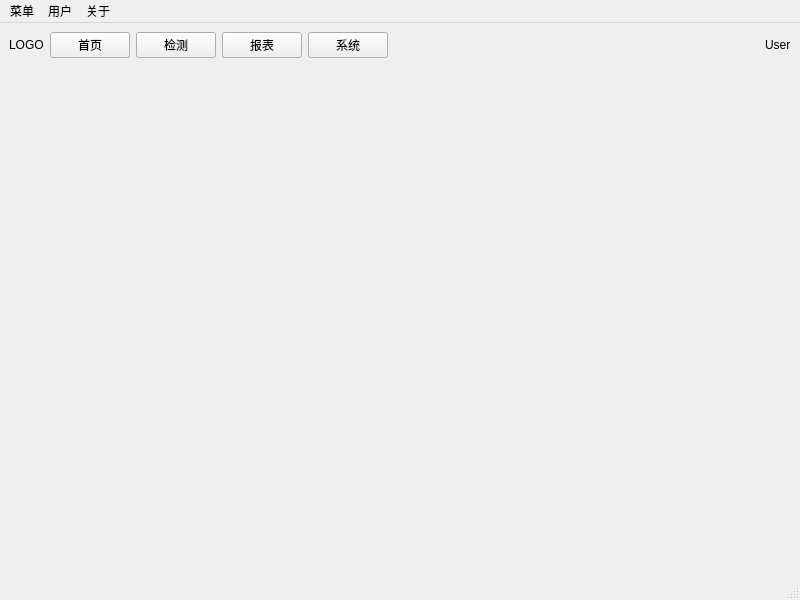
First picture: the form in ui/mainwindow.ui, repository AMSSN/jiaoguan, before the edit.
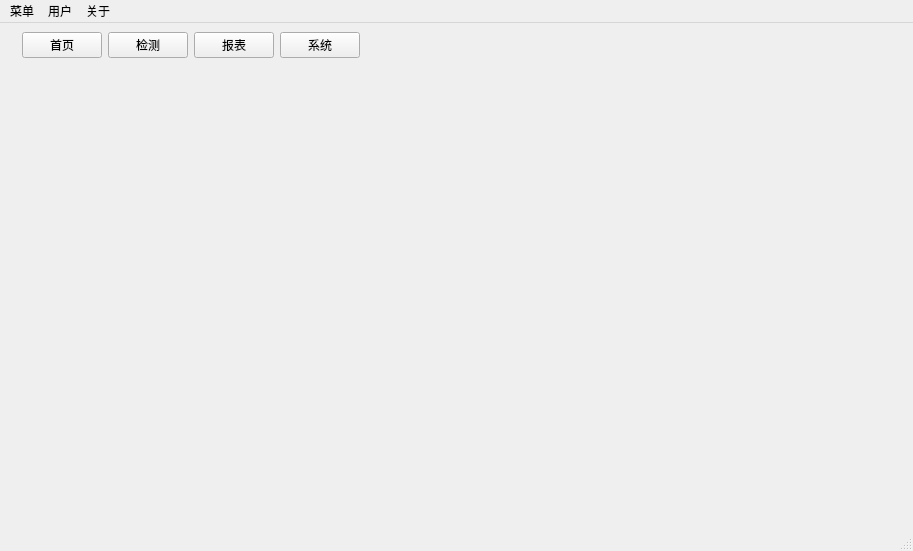
Second picture: the form after the edit. Icons and pictures are not drawn.

The edit to the form file:
```diff
--- a/ui/mainwindow.ui
+++ b/ui/mainwindow.ui
@@ -6,50 +6,135 @@
    <rect>
     <x>0</x>
     <y>0</y>
-    <width>800</width>
-    <height>600</height>
+    <width>913</width>
+    <height>551</height>
    </rect>
   </property>
   <property name="windowTitle">
    <string>检测系统</string>
   </property>
   <widget class="QWidget" name="centralwidget">
+   <property name="maximumSize">
+    <size>
+     <width>16777215</width>
+     <height>16777215</height>
+    </size>
+   </property>
    <layout class="QVBoxLayout" name="verticalLayout">
     <item>
      <layout class="QHBoxLayout" name="horizontalLayout">
       <item>
        <widget class="QLabel" name="label_logo">
+        <property name="maximumSize">
+         <size>
+          <width>32</width>
+          <height>32</height>
+         </size>
+        </property>
         <property name="text">
-         <string>LOGO</string>
+         <string/>
+        </property>
+        <property name="pixmap">
+         <pixmap resource="../resource/res.qrc">:/png/logo.png</pixmap>
+        </property>
+        <property name="scaledContents">
+         <bool>true</bool>
+        </property>
+        <property name="wordWrap">
+         <bool>false</bool>
         </property>
        </widget>
       </item>
       <item>
        <widget class="QPushButton" name="pushButton_info">
+        <property name="maximumSize">
+         <size>
+          <width>16777215</width>
+          <height>34</height>
+         </size>
+        </property>
         <property name="text">
          <string>首页</string>
         </property>
+        <property name="icon">
+         <iconset resource="../resource/res.qrc">
+          <normaloff>:/png/info.png</normaloff>:/png/info.png</iconset>
+        </property>
+        <property name="iconSize">
+         <size>
+          <width>24</width>
+          <height>24</height>
+         </size>
+        </property>
        </widget>
       </item>
       <item>
        <widget class="QPushButton" name="pushButton_detect">
+        <property name="maximumSize">
+         <size>
+          <width>16777215</width>
+          <height>34</height>
+         </size>
+        </property>
         <property name="text">
          <string>检测</string>
         </property>
+        <property name="icon">
+         <iconset resource="../resource/res.qrc">
+          <normaloff>:/png/detect.png</normaloff>:/png/detect.png</iconset>
+        </property>
+        <property name="iconSize">
+         <size>
+          <width>24</width>
+          <height>24</height>
+         </size>
+        </property>
        </widget>
       </item>
       <item>
        <widget class="QPushButton" name="pushButton_data">
+        <property name="maximumSize">
+         <size>
+          <width>16777215</width>
+          <height>34</height>
+         </size>
+        </property>
         <property name="text">
          <string>报表</string>
         </property>
+        <property name="icon">
+         <iconset resource="../resource/res.qrc">
+          <normaloff>:/png/data.png</normaloff>:/png/data.png</iconset>
+        </property>
+        <property name="iconSize">
+         <size>
+          <width>24</width>
+          <height>24</height>
+         </size>
+        </property>
        </widget>
       </item>
       <item>
        <widget class="QPushButton" name="pushButton_system">
+        <property name="maximumSize">
+         <size>
+          <width>16777215</width>
+          <height>34</height>
+         </size>
+        </property>
         <property name="text">
          <string>系统</string>
         </property>
+        <property name="icon">
+         <iconset resource="../resource/res.qrc">
+          <normaloff>:/png/system.png</normaloff>:/png/system.png</iconset>
+        </property>
+        <property name="iconSize">
+         <size>
+          <width>24</width>
+          <height>24</height>
+         </size>
+        </property>
        </widget>
       </item>
       <item>
@@ -67,8 +152,20 @@
       </item>
       <item>
        <widget class="QLabel" name="label_user">
+        <property name="maximumSize">
+         <size>
+          <width>28</width>
+          <height>28</height>
+         </size>
+        </property>
         <property name="text">
-         <string>User</string>
+         <string/>
+        </property>
+        <property name="pixmap">
+         <pixmap resource="../resource/res.qrc">:/png/user.png</pixmap>
+        </property>
+        <property name="scaledContents">
+         <bool>true</bool>
         </property>
        </widget>
       </item>
@@ -92,8 +189,8 @@
     <rect>
      <x>0</x>
      <y>0</y>
-     <width>800</width>
-     <height>21</height>
+     <width>913</width>
+     <height>33</height>
     </rect>
    </property>
    <widget class="QMenu" name="menu">
```
Left out of the diff: 6 changed lines with no effect on the pictures.
